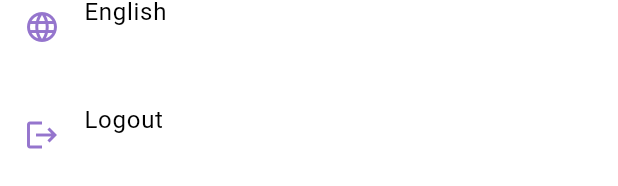
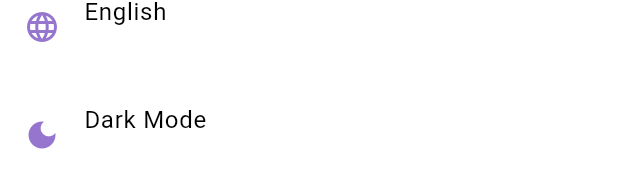
Before and after one commit to Mutei/new_diamond, a Flutter app: the CustomDrawer widget shown alone on an empty page, opened directly, scrolled down 52 dp, on a phone screen of 412 x 824 dp. Shown: the part 1047-1233 px from the top of the screen. Run offline on Flutter 3.47's test engine with Material 3 defaults, Android fonts, the phone set to English and light mode, and no system bars; our stand-ins replace badges, firebase_analytics, firebase_auth, firebase_core, firebase_database, google_fonts and 6 more; accounts and stored records are empty; Roboto replaces fonts that are missing (Laila).

Commit message:
ninth commit

```diff
--- a/lib/language/ar.json
+++ b/lib/language/ar.json
@@ -29,5 +29,7 @@
   "You can see the notifications that come to you, such as booking confirmation": "يمكنك رؤية الإشعارات التي تأتيك، مثل تأكيد الحجز",
   "Upgrade account": "ترقية الحساب",
   "From here you can upgrade account to Vip": "من هنا يمكنك ترقية الحساب إلى VIP",
-  "Logout": "تسجيل الخروج"
+  "Logout": "تسجيل الخروج",
+  "Dark Mode": "الوضع الداكن",
+  "Light Mode": "الوضع الفاتح"
 }
--- a/lib/language/en.json
+++ b/lib/language/en.json
@@ -29,5 +29,7 @@
   "You can see the notifications that come to you, such as booking confirmation": "You can see the notifications that come to you, such as booking confirmation",
   "Upgrade account": "Upgrade account",
   "From here you can upgrade account to Vip": "From here you can upgrade account to Vip",
-  "Logout": "Logout"
+  "Logout": "Logout",
+  "Dark Mode": "Dark Mode",
+  "Light Mode": "Light Mode"
 }
--- a/lib/screens/custom_drawer.dart
+++ b/lib/screens/custom_drawer.dart
@@ -1,3 +1,4 @@
+import 'package:diamond_host_admin/extension/sized_box_extension.dart';
 import 'package:diamond_host_admin/localization/language_constants.dart';
 import 'package:flutter/material.dart';
 import 'package:provider/provider.dart';
@@ -22,7 +23,8 @@ class CustomDrawer extends StatelessWidget {
           padding: EdgeInsets.zero,
           children: [
             Container(
-              padding: EdgeInsets.only(top: 20), // Reduce space above image
+              padding:
+                  const EdgeInsets.only(top: 20), // Reduce space above image
               child: Center(
                 child: Image.asset(
                   "assets/images/logo.png",
@@ -35,36 +37,24 @@ class CustomDrawer extends StatelessWidget {
             DrawerItem(
                 text: getTranslated(context, "Profile"),
                 icon: Icon(Icons.person, color: kDeepPurpleColor),
-                onTap: () {
-                  // Navigator.of(context).push(MaterialPageRoute(
-                  //     builder: (context) => const ProfileScreenUser()));
-                },
+                onTap: () {},
                 hint: getTranslated(context, "You can view your data here")),
             DrawerItem(
               text: getTranslated(context, "Posts"),
               icon: Icon(Icons.person, color: kDeepPurpleColor),
-              onTap: () {
-                // Navigator.of(context).push(MaterialPageRoute(
-                //     builder: (context) => const AllPostsScreen()));
-              },
+              onTap: () {},
               hint: getTranslated(context, "Show the Post"),
             ),
             DrawerItem(
               icon: Icon(Icons.point_of_sale, color: kDeepPurpleColor),
-              onTap: () {
-                // Navigator.of(context).push(MaterialPageRoute(
-                //     builder: (context) => const CustomerPoints()));
-              },
+              onTap: () {},
               hint: getTranslated(
                   context, "From here you can get points and discounts"),
               text: getTranslated(context, "My Points"),
             ),
             DrawerItem(
               icon: Icon(Icons.message, color: kDeepPurpleColor),
-              onTap: () {
-                // Navigator.of(context).push(MaterialPageRoute(
-                //     builder: (context) => const PrivateChatRequest()));
-              },
+              onTap: () {},
               hint: getTranslated(
                   context, "From here you can chat privately with other users"),
               text: getTranslated(context, "Private Chat"),
@@ -72,10 +62,7 @@ class CustomDrawer extends StatelessWidget {
             DrawerItem(
               text: getTranslated(context, "Notification"),
               icon: Icon(Icons.notification_add, color: kDeepPurpleColor),
-              onTap: () {
-                // Navigator.of(context).push(MaterialPageRoute(
-                //     builder: (context) => ProviderNotificationScreen()));
-              },
+              onTap: () {},
               hint: getTranslated(context,
                   "You can see the notifications that come to you, such as booking confirmation"),
             ),
@@ -85,11 +72,7 @@ class CustomDrawer extends StatelessWidget {
                 Icons.update,
                 color: kDeepPurpleColor,
               ),
-              onTap: () {
-                // Navigator.of(context).pop();
-                // Navigator.of(context).push(
-                //     MaterialPageRoute(builder: (context) => UpgradeAccount()));
-              },
+              onTap: () {},
               hint: getTranslated(
                   context, "From here you can upgrade account to Vip"),
             ),
@@ -122,11 +105,25 @@ class CustomDrawer extends StatelessWidget {
               hint: '',
             ),
             DrawerItem(
+                text: Provider.of<GeneralProvider>(context).isDarkMode
+                    ? getTranslated(context, "Light Mode")
+                    : getTranslated(context, "Dark Mode"), // Text for dark mode
+                icon: Icon(
+                  Provider.of<GeneralProvider>(context).isDarkMode
+                      ? Icons.light_mode
+                      : Icons.dark_mode,
+                  color: kDeepPurpleColor,
+                ),
+                onTap: () {
+                  Provider.of<GeneralProvider>(context, listen: false)
+                      .toggleTheme();
+                },
+                hint: ''),
+            DrawerItem(
               text: getTranslated(context, "Logout"),
               icon: Icon(Icons.logout, color: kDeepPurpleColor),
               onTap: () {
                 showLogoutConfirmationDialog(context, () async {
-                  // Perform the actual logout here
                   await LogOutMethod().logOut(context);
                 });
               },
```
